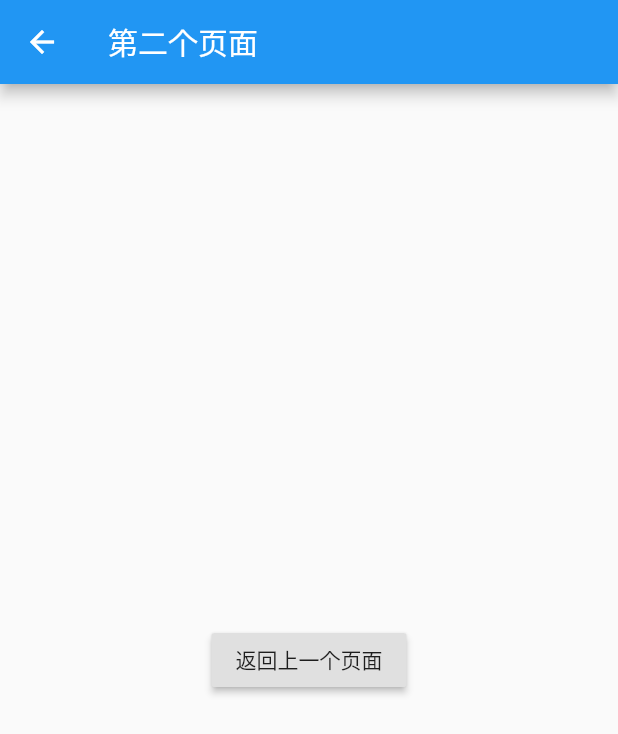
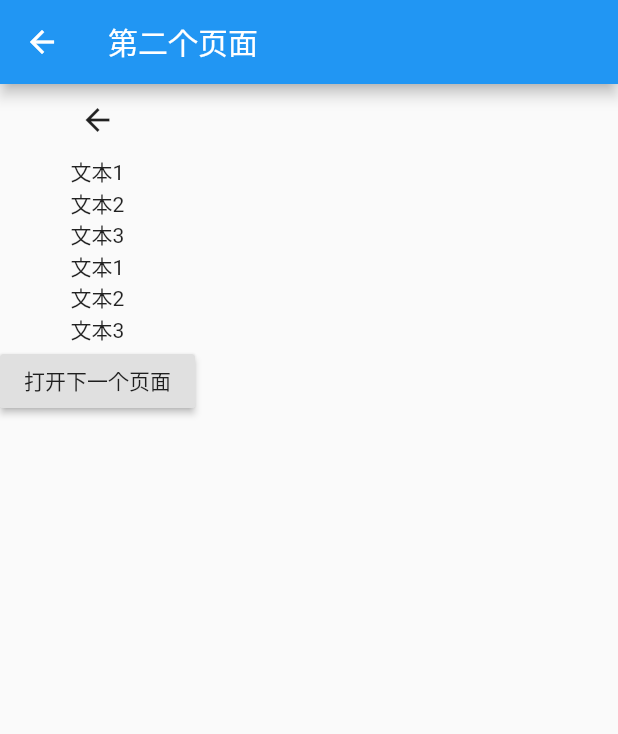
Before and after one commit to ChinaVolvocars/flutter_dev, a Flutter app: the SecondRoute screen opened directly, on a phone screen of 412 x 824 dp. Shown: the top 734 px of the screen. Run offline on Flutter 3.47's test engine with Material 2 defaults, Android fonts, the phone set to English and light mode, and no system bars.

Commit message:
container 使用

```diff
--- a/lib/nivagation/SecondRoute.dart
+++ b/lib/nivagation/SecondRoute.dart
@@ -1,4 +1,7 @@
+import 'dart:ui' as prefix0;
+
 import 'package:flutter/material.dart';
+import 'package:flutter_dev/layout/ContainerLayoutWidgets.dart';
 
 class SecondRoute extends StatelessWidget {
   @override
@@ -7,14 +10,36 @@ class SecondRoute extends StatelessWidget {
       appBar: AppBar(
         title: Text("第二个页面"),
       ),
-      body: Center(
-        child: RaisedButton(
-          onPressed: () {
-            Navigator.pop(context);
-          },
-          child: Text('返回上一个页面'),
+      body: Container(
+        child: Column(
+          children: <Widget>[
+            BackButton(),
+            Text('文本1'),
+            Text('文本2'),
+            Text('文本3'),
+            Text('文本1'),
+            Text('文本2'),
+            Text('文本3'),
+            RaisedButton(
+              child: Text('打开下一个页面'),
+              onPressed: () {
+                Navigator.push(
+                    context,
+                    MaterialPageRoute(
+                        builder: (context) => ContainerLayoutWidgets()));
+              },
+            ),
+          ],
         ),
       ),
+      // body: Center(
+      //   child: RaisedButton(
+      //     onPressed: () {
+      //       Navigator.pop(context);
+      //     },
+      //     child: Text('返回上一个页面'),
+      //   ),
+      // ),
     );
   }
 }
```
